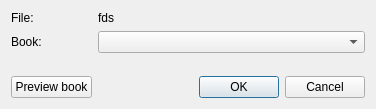
This is src/advance/preview/previewmodule.ui in axsapronov/bQella as Qt 5 draws it before an edit. The edited form follows.
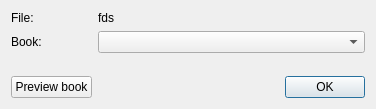
This is the edited form.

```diff
--- a/src/advance/preview/previewmodule.ui
+++ b/src/advance/preview/previewmodule.ui
@@ -89,7 +89,7 @@
       <enum>Qt::Horizontal</enum>
      </property>
      <property name="standardButtons">
-      <set>QDialogButtonBox::Cancel|QDialogButtonBox::Ok</set>
+      <set>QDialogButtonBox::Ok</set>
      </property>
     </widget>
    </item>
```
